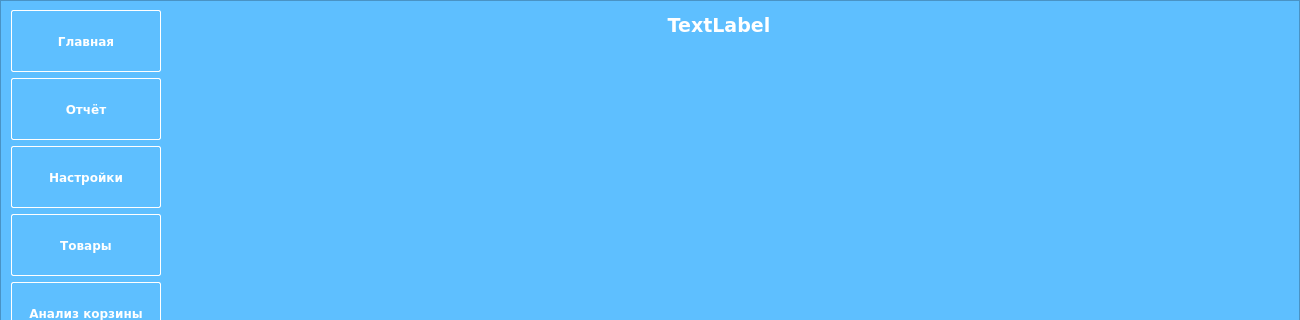
Old version of the form design_dev.ui in the repository miptivan/data_desktop; both pictures show x 0 to 1300 and y 0 to 320 of the 1300 by 700 pixel window.
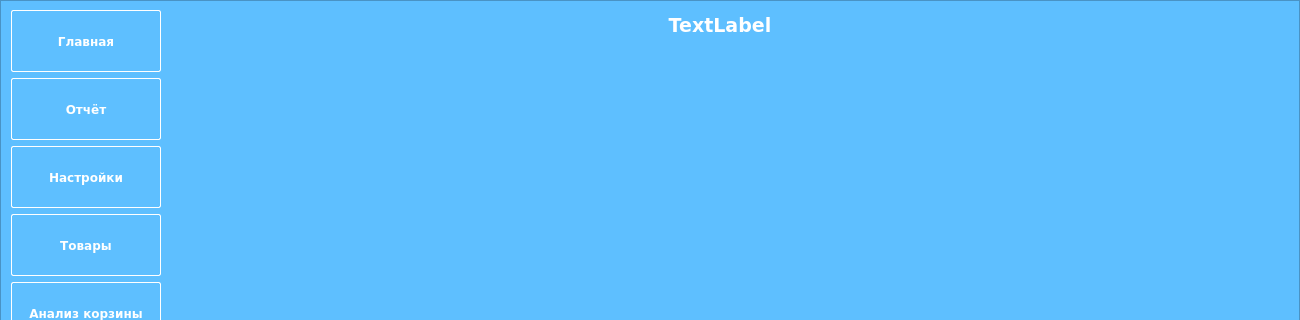
New version of the form. The open tabs and pages were chosen to show the change. Custom widgets are drawn as their Qt base class.

Commit message: deleted layout

Diff of the .ui file:
```diff
--- a/design_dev.ui
+++ b/design_dev.ui
@@ -1653,18 +1653,15 @@
            <string/>
           </property>
          </widget>
-         <widget class="QWidget" name="layoutWidget">
-          <property name="geometry">
-           <rect>
-            <x>1</x>
-            <y>2</y>
-            <width>1202</width>
-            <height>661</height>
-           </rect>
-          </property>
-          <layout class="QVBoxLayout" name="verticalLayout_8">
-           <item>
             <widget class="QLabel" name="label_21">
+          <property name="geometry">
+           <rect>
+            <x>2</x>
+            <y>3</y>
+            <width>1100</width>
+            <height>100</height>
+           </rect>
+          </property>
              <property name="minimumSize">
               <size>
                <width>1100</width>
@@ -1695,11 +1692,15 @@
               <bool>true</bool>
              </property>
             </widget>
-           </item>
-           <item>
-            <layout class="QHBoxLayout" name="horizontalLayout_12">
-             <item>
               <widget class="MplWidget" name="widget_2" native="true">
+          <property name="geometry">
+           <rect>
+            <x>3</x>
+            <y>111</y>
+            <width>350</width>
+            <height>550</height>
+           </rect>
+          </property>
                <property name="minimumSize">
                 <size>
                  <width>350</width>
@@ -1713,9 +1714,15 @@
                 </size>
                </property>
               </widget>
-             </item>
-             <item>
               <widget class="QTableWidget" name="tableWidget_8">
+          <property name="geometry">
+           <rect>
+            <x>360</x>
+            <y>111</y>
+            <width>731</width>
+            <height>550</height>
+           </rect>
+          </property>
                <property name="minimumSize">
                 <size>
                  <width>0</width>
@@ -1731,11 +1738,6 @@
                <property name="frameShape">
                 <enum>QFrame::NoFrame</enum>
                </property>
-              </widget>
-             </item>
-            </layout>
-           </item>
-          </layout>
          </widget>
         </widget>
         <widget class="QWidget" name="abc_analysis">
```
Left out of the diff: 2 changed lines with no effect on the pictures. Lines whose indentation alone changed are shown as unchanged.
